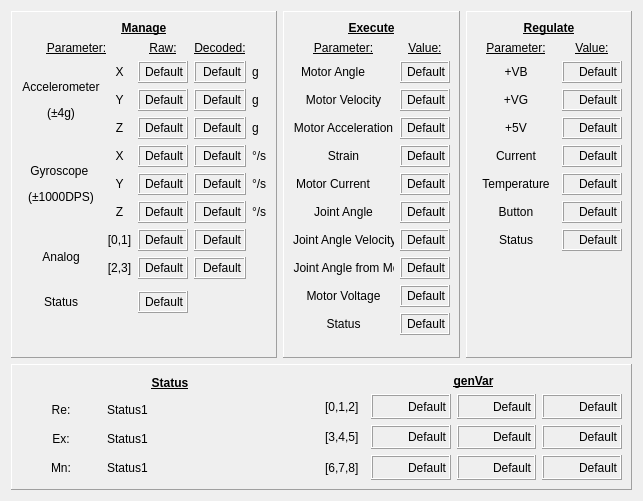
The window that ui/w_rigid.ui (johnbatzer18/biomech_flexsea-plan) describes before a commit, drawn with Qt 5.
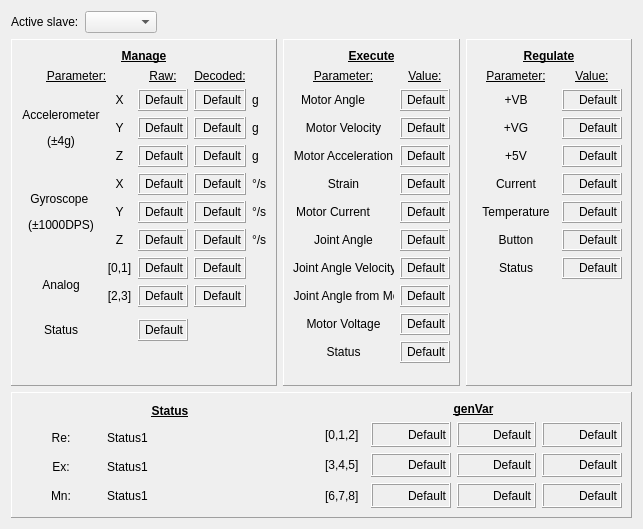
The same window after the commit.

Commit message: Re-working Rigid to support N devices. WiP, no logging yet

The edit to the form file:
```diff
--- a/ui/w_rigid.ui
+++ b/ui/w_rigid.ui
@@ -7,7 +7,7 @@
     <x>0</x>
     <y>0</y>
     <width>643</width>
-    <height>501</height>
+    <height>529</height>
    </rect>
   </property>
   <property name="sizePolicy">
@@ -20,6 +20,33 @@
    <string>Form</string>
   </property>
   <layout class="QVBoxLayout" name="verticalLayout_4">
+   <item>
+    <layout class="QHBoxLayout" name="horizontalLayout_3">
+     <item>
+      <widget class="QLabel" name="label_18">
+       <property name="text">
+        <string>Active slave:</string>
+       </property>
+      </widget>
+     </item>
+     <item>
+      <widget class="QComboBox" name="comboBox_slave"/>
+     </item>
+     <item>
+      <spacer name="horizontalSpacer">
+       <property name="orientation">
+        <enum>Qt::Horizontal</enum>
+       </property>
+       <property name="sizeHint" stdset="0">
+        <size>
+         <width>40</width>
+         <height>20</height>
+        </size>
+       </property>
+      </spacer>
+     </item>
+    </layout>
+   </item>
    <item>
     <layout class="QHBoxLayout" name="horizontalLayout">
      <item>
```
The commit also changes 2 other files.
